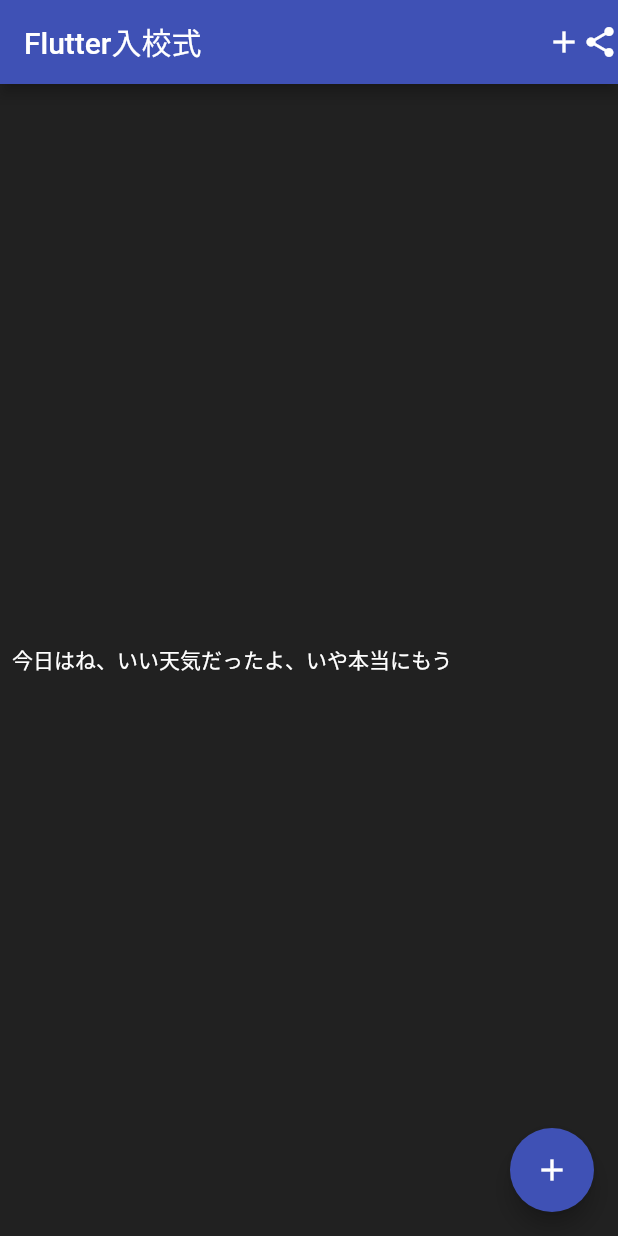
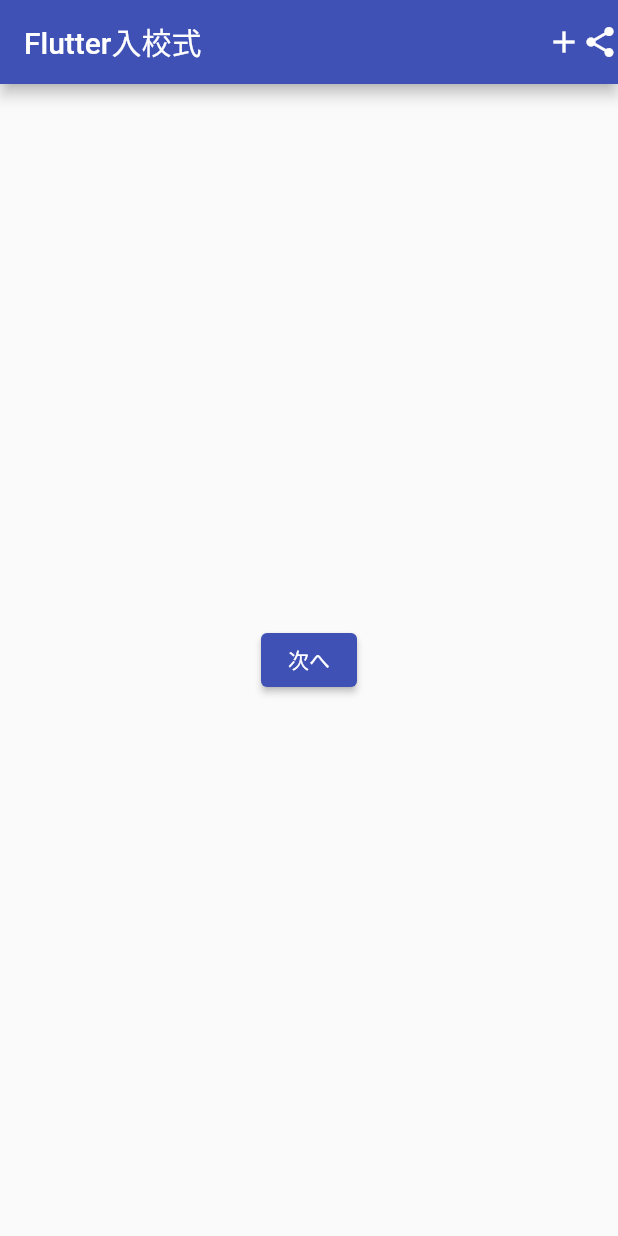
Before and after one commit to tksx1227/Flutter-practice, a Flutter app: the screen it shows after launch, on a phone screen of 412 x 824 dp. Run offline on Flutter 3.47's test engine with Material 2 defaults, Android fonts, the phone set to English and light mode, and no system bars.

Commit message:
05: 画面遷移

```diff
--- a/flutter_application_1/lib/main.dart
+++ b/flutter_application_1/lib/main.dart
@@ -1,4 +1,5 @@
 import 'package:flutter/material.dart';
+import 'package:flutter_application_1/next_page.dart';
 
 void main() {
   runApp(MyApp());
@@ -13,6 +14,11 @@
         primarySwatch: Colors.indigo,
       ),
       home: MyHomePage(title: 'Flutter Demo Home Page'),
+      // initialRoute: "/",
+      // routes: {
+      //   "/": (context) => MyHomePage(title: 'Flutter Demo Home Page'),
+      //   "/next": (context) => NextPage(),
+      // },
     );
   }
 }
@@ -25,42 +31,26 @@
 }
 
 class _MyHomePageState extends State<MyHomePage> {
-  int _counter = 0;
-  void _incrementCounter() {
-    setState(() {
-      _counter++;
-    });
-  }
-
   @override
   Widget build(BuildContext context) {
     return Scaffold(
       appBar: AppBar(
         title: Text("Flutter入校式"),
-        actions: <Widget>[
-          Icon(Icons.add),
-          Icon(Icons.share)
-        ],
+        actions: <Widget>[Icon(Icons.add), Icon(Icons.share)],
       ),
-      body: Container(
-        height:double.infinity,
-        color: Colors.black87,
-        child: Padding(
-          padding: const EdgeInsets.all(8.0),
-          child: Row(
-            children: <Widget>[
-              Text('今日はね、', style: TextStyle(color: Colors.white),),
-              Text("いい天気だったよ、", style: TextStyle(color: Colors.white),),
-              Text("いや本当にもう", style: TextStyle(color: Colors.white),),
-            ],
-
-          ),
+      body: Center(
+        child: ElevatedButton(
+          child: Text("次へ"),
+          onPressed: () {
+            // Navigator.pushNamed(context, "/next");
+            Navigator.push(
+              context,
+              MaterialPageRoute(
+                builder: (context) => NextPage(),
+              ),
+            );
+          },
         ),
-      ),
-      floatingActionButton: FloatingActionButton(
-        onPressed: _incrementCounter,
-        tooltip: 'Increment',
-        child: Icon(Icons.add),
       ),
     );
   }
```
Also changed, not shown: flutter_application_1/lib/next_page.dart (added, +24 -0 lines).
